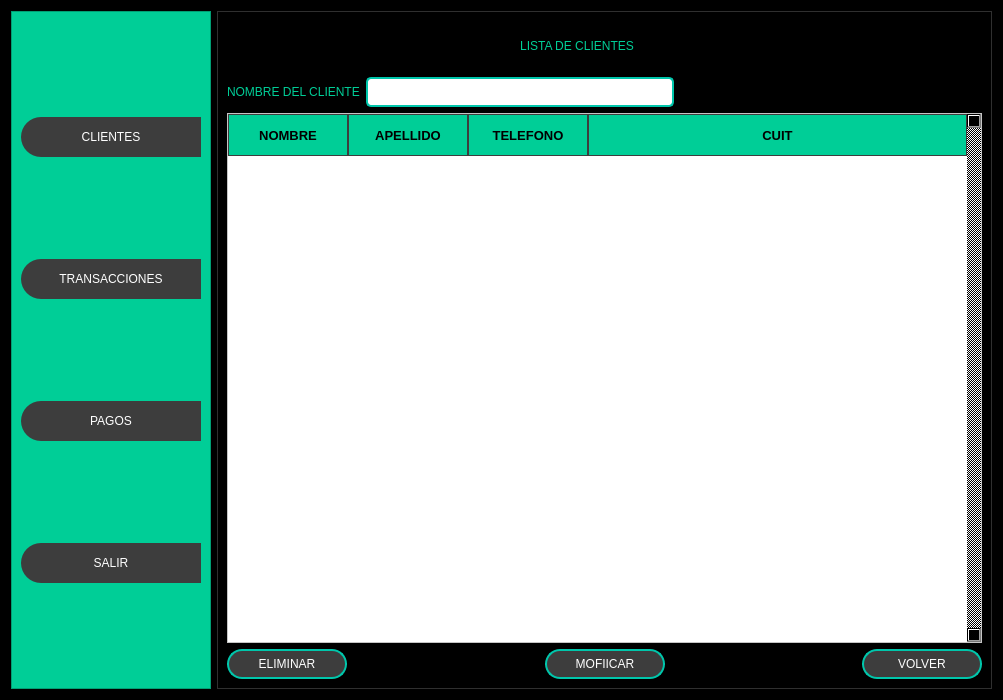
First picture: the form in Front/Proyecto_Inmobiliaria.ui, repository MartinFernandezSantia/AplicacionPyThonPyQT6, before the edit.
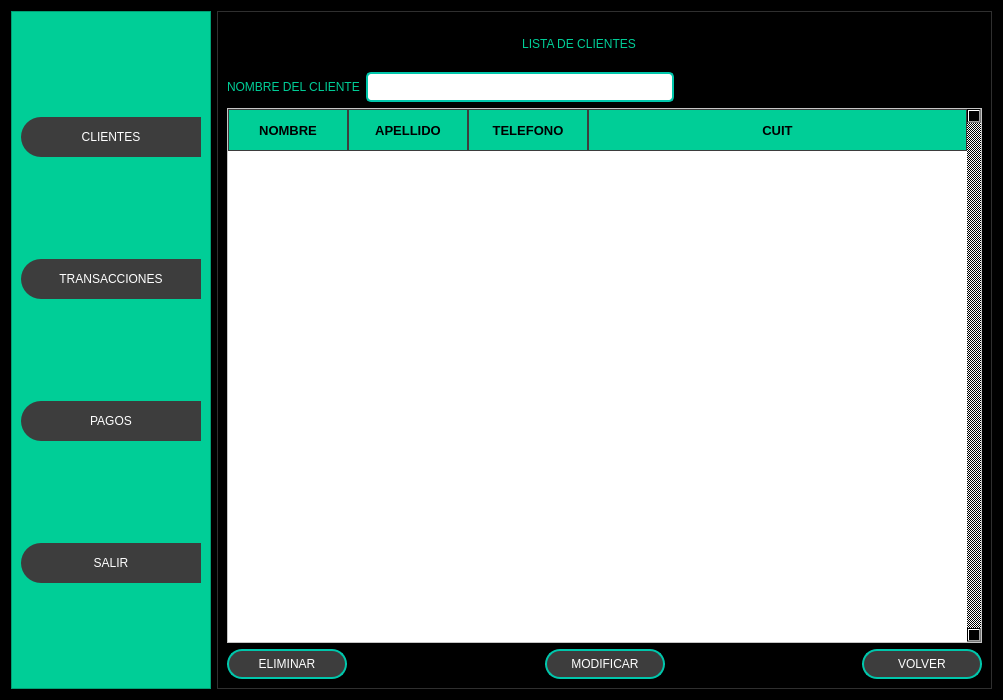
Second picture: the form after the edit. The open tabs and pages were chosen to show the change. Icons and pictures are not drawn.

Diff of the .ui file:
```diff
--- a/Front/Proyecto_Inmobiliaria.ui
+++ b/Front/Proyecto_Inmobiliaria.ui
@@ -1192,7 +1192,7 @@
                   </layout>
                  </item>
                  <item>
-                  <widget class="QTableWidget" name="tabla_clientes">
+                  <widget class="QTableWidget" name="tabla_transacciones">
                    <property name="font">
                     <font>
                      <pointsize>12</pointsize>
@@ -1424,14 +1424,14 @@
                     <widget class="QLabel" name="label_91">
                      <property name="minimumSize">
                       <size>
-                       <width>50</width>
-                       <height>50</height>
+                       <width>45</width>
+                       <height>45</height>
                       </size>
                      </property>
                      <property name="maximumSize">
                       <size>
-                       <width>50</width>
-                       <height>50</height>
+                       <width>45</width>
+                       <height>45</height>
                       </size>
                      </property>
                      <property name="text">
@@ -1498,7 +1498,7 @@
                   </layout>
                  </item>
                  <item>
-                  <widget class="QTableWidget" name="tabla_transacciones">
+                  <widget class="QTableWidget" name="tabla_cliente">
                    <property name="sizePolicy">
                     <sizepolicy hsizetype="MinimumExpanding" vsizetype="Expanding">
                      <horstretch>0</horstretch>
@@ -1674,7 +1674,7 @@
                       </size>
                      </property>
                      <property name="text">
-                      <string>MOFIICAR</string>
+                      <string>MODIFICAR</string>
                      </property>
                      <property name="icon">
                       <iconset>
```
Left out of the diff: 80 changed lines with no effect on the pictures.
